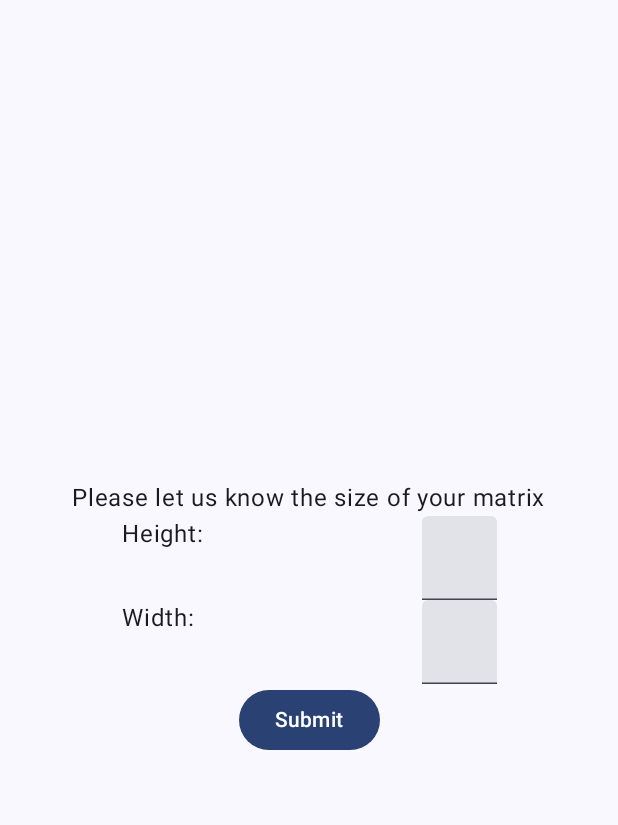
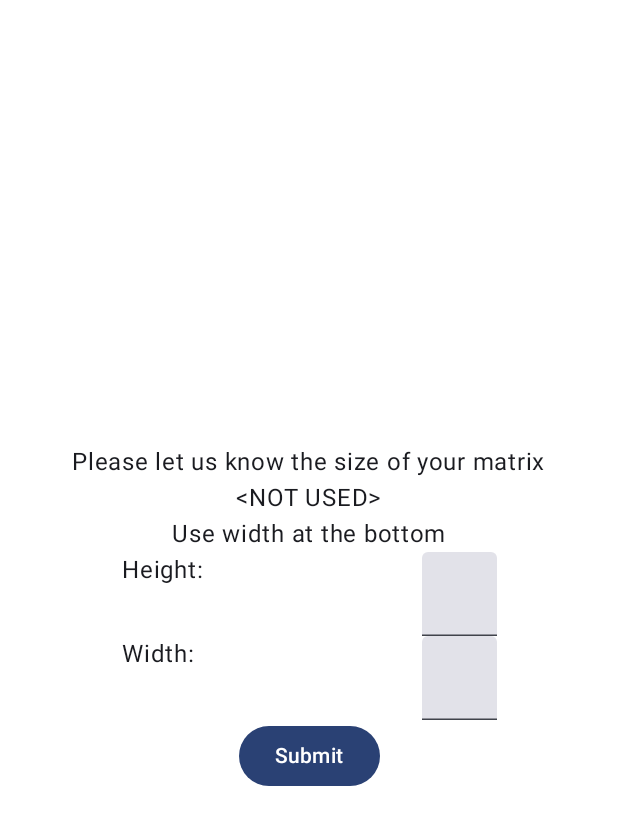
Before and after one commit to jesperancinha/matrix-anywhere-android, an Android app built with Jetpack Compose: the screen it shows after launch (MainActivity), on a phone screen of 412 x 824 dp. Shown: the top 825 px of the screen. Run offline under Robolectric (Android 15) with nearby library versions, the phone set to English and light mode, and no system bars; 1 statement that could not run was skipped.

Commit message:
Example with the main scope

```diff
--- a/app/src/main/java/nl/joaofilipesabinoesperancinha/matrixanywhere/MainActivity.kt
+++ b/app/src/main/java/nl/joaofilipesabinoesperancinha/matrixanywhere/MainActivity.kt
@@ -4,6 +4,7 @@ import android.content.Intent
 import android.os.Bundle
 import androidx.activity.ComponentActivity
 import androidx.activity.compose.setContent
+import androidx.compose.foundation.background
 import androidx.compose.foundation.layout.Arrangement
 import androidx.compose.foundation.layout.Column
 import androidx.compose.foundation.layout.Row
@@ -17,12 +18,14 @@ import androidx.compose.material3.Surface
 import androidx.compose.material3.Text
 import androidx.compose.material3.TextField
 import androidx.compose.runtime.Composable
+import androidx.compose.runtime.LaunchedEffect
 import androidx.compose.runtime.getValue
 import androidx.compose.runtime.mutableStateOf
 import androidx.compose.runtime.remember
 import androidx.compose.runtime.setValue
 import androidx.compose.ui.Alignment
 import androidx.compose.ui.Modifier
+import androidx.compose.ui.graphics.Color
 import androidx.compose.ui.platform.testTag
 import androidx.compose.ui.text.input.KeyboardType
 import androidx.compose.ui.tooling.preview.Preview
@@ -33,6 +36,11 @@ import androidx.navigation.NavHostController
 import androidx.navigation.compose.NavHost
 import androidx.navigation.compose.composable
 import androidx.navigation.compose.rememberNavController
+import kotlinx.coroutines.CoroutineExceptionHandler
+import kotlinx.coroutines.MainScope
+import kotlinx.coroutines.cancel
+import kotlinx.coroutines.launch
+import kotlinx.coroutines.plus
 import nl.joaofilipesabinoesperancinha.matrixanywhere.ui.theme.MatrixAnywhereTheme
 
 
@@ -40,24 +48,50 @@ const val WIDTH_TAG = "width-tag"
 const val HEIGHT_TAG = "height-tag"
 const val SUBMIT_MATRIX_TAG = "submit-matrix-tag"
 
+val exceptionHandler = CoroutineExceptionHandler { _, throwable ->
+    println("Caught an exception: ${throwable.message}")
+}
+
 class MainActivity : ComponentActivity() {
+    private val mainScope = MainScope() + exceptionHandler
+
     override fun onCreate(savedInstanceState: Bundle?) {
         super.onCreate(savedInstanceState)
         setContent {
+            var text by remember { mutableStateOf("<NOT USED>") }
+            var text2 by remember { mutableStateOf("<NOT USED>") }
             MatrixAnywhereTheme {
                 val navController = rememberNavController()
-                SetupNavGraph(navController = navController, this)
+                SetupNavGraph(navController = navController, this, text, text2)
             }
+            LaunchedEffect(Unit) {
+                mainScope.launch {
+                    throw RuntimeException()
+                    text = "Use height on the top"
+                }
+
+                mainScope.launch {
+                    text2 = "Use width at the bottom"
+                }
+            }
+
         }
+
     }
 
-    fun startActivity() {
-        TODO("Not yet implemented")
+    override fun onDestroy() {
+        super.onDestroy()
+        mainScope.cancel()
     }
 }
 
 @Composable
-fun SetupNavGraph(navController: NavHostController, mainActivity: MainActivity) {
+fun SetupNavGraph(
+    navController: NavHostController,
+    mainActivity: MainActivity,
+    text: String,
+    text2: String
+) {
     NavHost(
         navController = navController,
         startDestination = Screen.Splash.route
@@ -70,7 +104,7 @@ fun SetupNavGraph(navController: NavHostController, mainActivity: MainActivity)
                 modifier = Modifier.fillMaxSize(),
                 color = MaterialTheme.colorScheme.background
             ) {
-                MainMenu("Android", mainActivity = mainActivity)
+                MainMenu("Android", mainActivity = mainActivity, text = text, text2 = text2)
             }
         }
     }
@@ -78,16 +112,31 @@ fun SetupNavGraph(navController: NavHostController, mainActivity: MainActivity)
 
 @OptIn(ExperimentalMaterial3Api::class)
 @Composable
-fun MainMenu(name: String, modifier: Modifier = Modifier, mainActivity: MainActivity) {
+fun MainMenu(
+    name: String,
+    modifier: Modifier = Modifier,
+    mainActivity: MainActivity,
+    text: String,
+    text2: String = "<NOTHING>"
+) {
     var dim by remember {
         mutableStateOf("")
     }
+
     Column(
-        modifier = Modifier.fillMaxSize(),
+        modifier = Modifier
+            .background(color = Color.White)
+            .fillMaxSize(),
         horizontalAlignment = Alignment.CenterHorizontally,
         verticalArrangement = Arrangement.Center
     ) {
         Text(text = "Please let us know the size of your matrix")
+        Row {
+            Text(text = text)
+        }
+        Row {
+            Text(text = text2)
+        }
         Row {
             Text(
                 text = "Height:",
@@ -118,7 +167,7 @@ fun MainMenu(name: String, modifier: Modifier = Modifier, mainActivity: MainActi
         }
         Button(
             onClick = {
-                if(dim.isDigitsOnly() && dim.isNotEmpty()) {
+                if (dim.isDigitsOnly() && dim.isNotEmpty()) {
                     val navigate = Intent(mainActivity, MatrixForm::class.java)
                     navigate.putExtra("height", dim.toInt())
                     navigate.putExtra("width", dim.toInt())
@@ -135,6 +184,6 @@ fun MainMenu(name: String, modifier: Modifier = Modifier, mainActivity: MainActi
 
 @Preview
 @Composable
-fun MainMenuDemo(){
-    MainMenu("Android", mainActivity = MainActivity())
+fun MainMenuDemo() {
+    MainMenu("Android", mainActivity = MainActivity(), text = "DEMO")
 }
```
